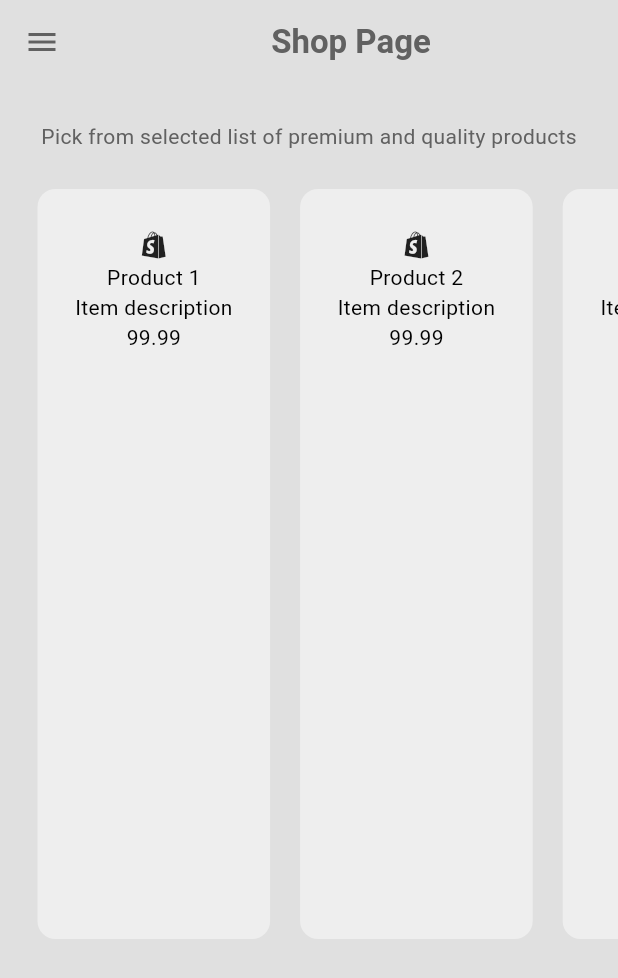
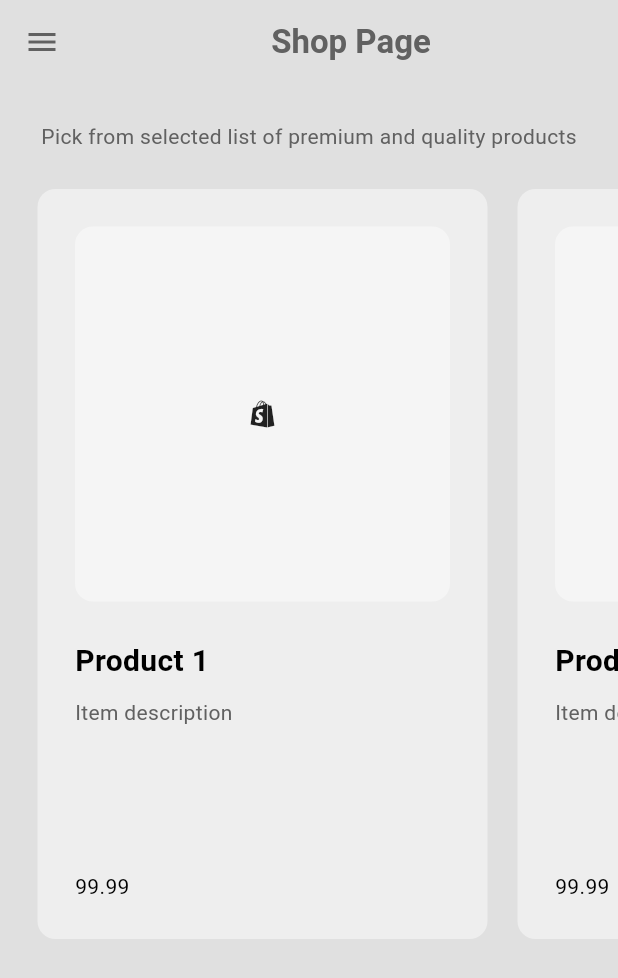
Before and after one commit to SolomonB127/Zenoa, a Flutter app: the HomePage screen opened by its route, on a phone screen of 412 x 824 dp. Shown: the top 978 px of the screen. Run offline on Flutter 3.47's test engine with Material 3 defaults, Android fonts, the phone set to English and light mode, and no system bars; our stand-ins replace google_fonts; Roboto replaces fonts that are missing (Habibi).

Commit message:
Added additional styles to product tiles

```diff
--- a/lib/Components/product_tile.dart
+++ b/lib/Components/product_tile.dart
@@ -15,16 +15,53 @@ class ProductTile extends StatelessWidget {
       ),
       margin: const EdgeInsets.all(10),
       padding: const EdgeInsets.all(25),
+      width: 300,
       child: Column(
+        crossAxisAlignment: CrossAxisAlignment.start,
+        mainAxisAlignment: MainAxisAlignment.spaceBetween,
         children: <Widget>[
-          // product image
-          const Icon(Icons.shopify),
+          Column(
+            crossAxisAlignment: CrossAxisAlignment.start,
+            children: <Widget>[
+              // product image
+              AspectRatio(
+                aspectRatio: 1,
+                child: Container(
+                    decoration: BoxDecoration(
+                        borderRadius: BorderRadius.circular(12),
+                        color: Theme.of(context).colorScheme.secondary),
+                    width: double.infinity,
+                    padding: const EdgeInsets.all(25),
+                    child: const Icon(Icons.shopify)),
+              ),
 
-          // product name
-          Text(product.name),
+              const SizedBox(
+                height: 25,
+              ),
 
-          // product description
-          Text(product.description),
+              // product name
+              Text(
+                product.name,
+                style:
+                    const TextStyle(fontWeight: FontWeight.bold, fontSize: 20),
+              ),
+
+              const SizedBox(
+                height: 10,
+              ),
+
+              // product description
+              Text(
+                product.description,
+                style: TextStyle(
+                    color: Theme.of(context).colorScheme.inversePrimary),
+              ),
+            ],
+          ),
+
+          const SizedBox(
+            height: 25,
+          ),
 
           // product price + add to cart button
           Text(product.price.toStringAsFixed(2)),
```
